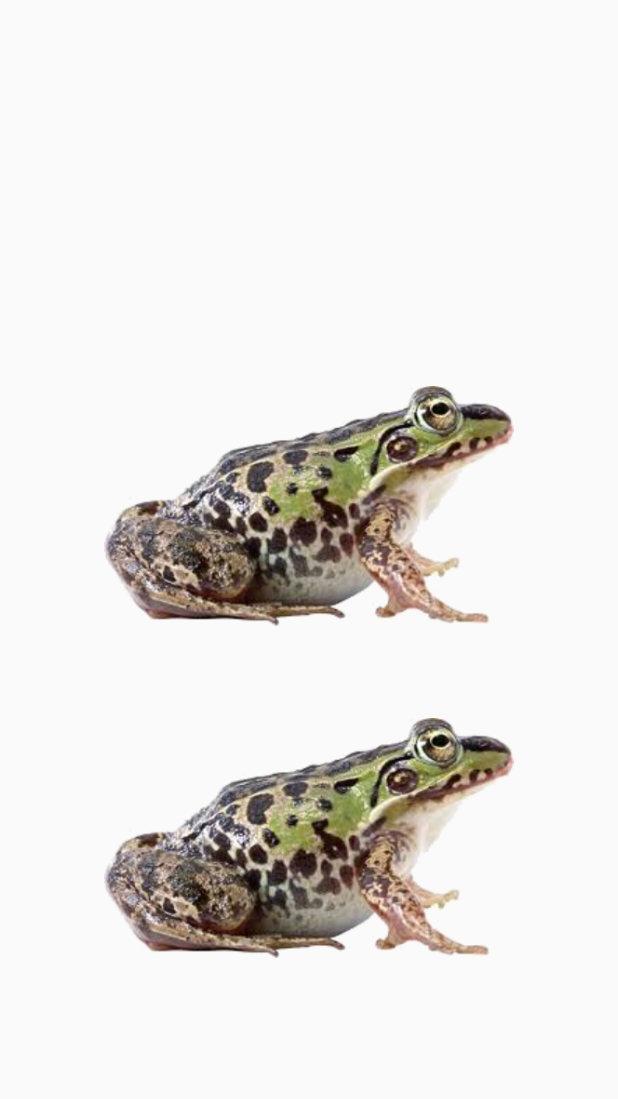
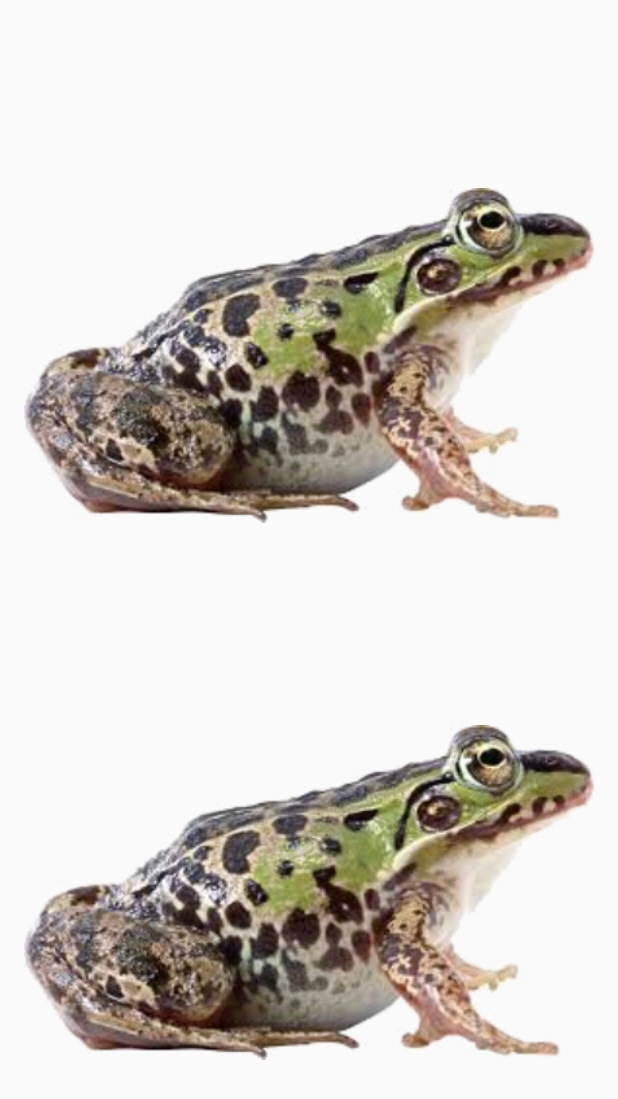
Before and after one commit to baocin/AnimalSounds, an Android app: the layout fragment_main.xml on its own in the app's theme, with its tools: preview values and no code run, on a phone screen of 412 x 824 dp. Shown: the top 1099 px of the screen. Run offline under Robolectric (Android 15) with nearby library versions, the phone set to English and light mode, and no system bars.

Commit message:
Text to speech for the question. On tap animal the corresponding animal sound is played

```diff
--- a/app/src/main/java/com/github/baocin/animalsounds/MainActivity.java
+++ b/app/src/main/java/com/github/baocin/animalsounds/MainActivity.java
@@ -41,10 +41,6 @@ public class MainActivity extends AppCompatActivity {
     public boolean onOptionsItemSelected(MenuItem item) {
         int id = item.getItemId();
 
-        //noinspection SimplifiableIfStatement
-//        if (id == R.id.action_settings) {
-//            return true;
-//        }
         if (id == R.id.refresh_button) {
             UI.restartActivity(this);
             return true;
--- a/app/src/main/res/layout-land/fragment_main.xml
+++ b/app/src/main/res/layout-land/fragment_main.xml
@@ -1,54 +1,25 @@
 <RelativeLayout xmlns:android="http://schemas.android.com/apk/res/android"
     xmlns:tools="http://schemas.android.com/tools"
-    android:layout_width="match_parent"
-    android:layout_height="match_parent"
-    android:paddingBottom="@dimen/activity_vertical_margin"
-    android:paddingLeft="@dimen/activity_horizontal_margin"
-    android:paddingRight="@dimen/activity_horizontal_margin"
-    android:paddingTop="@dimen/activity_vertical_margin"
-    tools:context="com.github.baocin.animalsounds.MainActivityFragment"
-    tools:showIn="@layout/content_main">
+    android:layout_width="fill_parent"
+    android:layout_height="fill_parent">
 
-    <GridLayout
-        android:layout_width="match_parent"
-        android:layout_height="match_parent"
-        android:columnCount="2"
-        android:rowCount="3"
-        android:layoutMode="opticalBounds"
-        android:rowOrderPreserved="false"
-        android:useDefaultMargins="false">
+    <LinearLayout
+        android:orientation="vertical"
+        android:layout_width="fill_parent"
+        android:layout_height="fill_parent"
+        android:gravity="center_vertical"
+        android:weightSum="0">
 
-        <TextView
-            android:layout_width="279dp"
-            android:layout_height="41dp"
-            android:textAppearance="?android:attr/textAppearanceLarge"
-            android:id="@+id/rightText"
-            android:layout_row="2"
-            android:layout_column="1"
-            android:textAlignment="center"
-            android:layout_alignParentBottom="true"
-            android:layout_alignLeft="@+id/rightImage"
-            android:layout_alignStart="@+id/rightImage"
-            android:layout_gravity="center" />
-
-        <ImageView
-            android:layout_width="250dp"
-            android:layout_height="190dp"
-            android:id="@+id/leftImage"
-            android:layout_row="1"
-            android:layout_column="0"
-            android:src="@drawable/frog_photo"
-            android:layout_alignParentTop="true"
-            android:layout_alignBottom="@+id/rightImage"
-            android:layout_alignRight="@+id/leftText"
-            android:layout_alignEnd="@+id/leftText"
-            android:textAlignment="center"
-            android:layout_gravity="center"
-            android:padding="5dp" />
+        <LinearLayout
+            android:orientation="horizontal"
+            android:layout_width="fill_parent"
+            android:layout_height="wrap_content"
+            android:layout_weight="1"
+            android:gravity="center">
 
             <TextView
                 android:layout_width="match_parent"
-            android:layout_height="41dp"
+                android:layout_height="wrap_content"
                 android:textAppearance="?android:attr/textAppearanceLarge"
                 android:id="@+id/questionText"
                 android:textAlignment="center"
@@ -57,34 +28,78 @@
                 android:layout_column="0"
                 android:layout_row="0"
                 android:layout_columnSpan="2"
-            android:layout_gravity="center" />
+                android:layout_alignParentLeft="true" />
+
+        </LinearLayout>
+
+        <LinearLayout
+            android:layout_height="wrap_content"
+            android:orientation="horizontal"
+            android:layout_width="fill_parent"
+            android:weightSum="2"
+            android:layout_weight="2">
+
+            <LinearLayout
+                android:orientation="horizontal"
+                android:layout_width="match_parent"
+                android:layout_height="match_parent"
+                android:layout_weight="1"
+                android:gravity="center">
 
                 <ImageView
-            android:layout_width="250dp"
-            android:layout_height="190dp"
+                    android:layout_width="250dip"
+                    android:layout_height="190dip"
+                    android:layout_weight="1"
+                    android:id="@+id/leftImage"
+                    android:src="@drawable/frog_photo"
+                    android:padding="5dp"
+                    android:layout_below="@+id/questionText"/>
+            </LinearLayout>
+
+            <LinearLayout
+                android:orientation="horizontal"
+                android:layout_width="match_parent"
+                android:layout_height="match_parent"
+                android:layout_weight="1"
+                android:gravity="center">
+
+                <ImageView
+                    android:layout_width="250dip"
+                    android:layout_height="190dip"
+                    android:layout_weight="1"
                     android:id="@+id/rightImage"
-            android:layout_row="1"
                     android:src="@drawable/frog_photo"
-            android:layout_alignParentTop="true"
-            android:layout_alignParentRight="true"
-            android:layout_alignParentEnd="true"
-            android:layout_column="1"
-            android:textAlignment="center"
-            android:layout_gravity="center"
-            android:padding="5dp" />
+                    android:padding="5dp"
+                    android:layout_below="@+id/questionText" />
+            </LinearLayout>
+
+        </LinearLayout>
+
+        <LinearLayout
+            android:orientation="horizontal"
+            android:layout_width="match_parent"
+            android:layout_height="wrap_content"
+            android:layout_gravity="center_horizontal"
+            android:gravity="center_horizontal"
+            android:weightSum="2"
+            android:layout_weight="1">
 
             <TextView
-            android:layout_width="279dp"
-            android:layout_height="41dp"
                 android:textAppearance="?android:attr/textAppearanceLarge"
                 android:id="@+id/leftText"
-            android:layout_row="2"
                 android:textAlignment="center"
-            android:layout_alignParentBottom="true"
-            android:layout_alignParentLeft="true"
-            android:layout_alignParentStart="true"
-            android:layout_column="0"
-            android:layout_gravity="center" />
-    </GridLayout>
+                android:layout_weight="1"
+                android:layout_width="wrap_content"
+                android:layout_height="wrap_content" />
+
+            <TextView
+                android:textAppearance="?android:attr/textAppearanceLarge"
+                android:id="@+id/rightText"
+                android:textAlignment="center"
+                android:layout_weight="1"
+                android:layout_width="wrap_content"
+                android:layout_height="wrap_content" />
+        </LinearLayout>
+    </LinearLayout>
 
 </RelativeLayout>
--- a/app/src/main/res/layout/fragment_main.xml
+++ b/app/src/main/res/layout/fragment_main.xml
@@ -13,7 +13,7 @@
         android:orientation="vertical"
         android:layout_width="match_parent"
         android:layout_height="match_parent"
-        android:weightSum="1">
+        android:weightSum="0">
 
         <TextView
             android:layout_width="fill_parent"
@@ -27,7 +27,7 @@
             android:layout_centerHorizontal="true"
             android:autoText="false"
             android:singleLine="false"
-            android:layout_weight="0.60"
+            android:layout_weight="1"
             android:textIsSelectable="false"
             android:allowUndo="false" />
 
@@ -41,7 +41,8 @@
             android:layout_above="@+id/leftText"
             android:layout_alignParentRight="true"
             android:layout_alignParentEnd="false"
-            android:layout_gravity="center" />
+            android:layout_gravity="center"
+            android:layout_weight="2" />
 
         <TextView
             android:layout_width="fill_parent"
@@ -54,7 +55,8 @@
             android:layout_centerVertical="true"
             android:layout_alignParentRight="true"
             android:layout_alignParentEnd="true"
-            android:layout_marginBottom="20dp" />
+            android:layout_marginBottom="20dp"
+            android:layout_weight="1" />
 
         <ImageView
             android:layout_width="fill_parent"
@@ -67,7 +69,8 @@
             android:layout_alignParentStart="false"
             android:layout_below="@+id/leftText"
             android:layout_above="@+id/rightText"
-            android:layout_gravity="center" />
+            android:layout_gravity="center"
+            android:layout_weight="2" />
 
         <TextView
             android:layout_width="fill_parent"
@@ -79,7 +82,8 @@
             android:textAlignment="center"
             android:layout_alignParentBottom="true"
             android:layout_alignRight="@+id/rightImage"
-            android:layout_alignEnd="@+id/rightImage" />
+            android:layout_alignEnd="@+id/rightImage"
+            android:layout_weight="1" />
 
     </LinearLayout>
 </RelativeLayout>
--- /dev/null
+++ b/app/src/main/res/values/integers.xml
@@ -0,0 +1,4 @@
+<?xml version="1.0" encoding="utf-8"?>
+<resources>
+    <integer name="image_shake_half_duration">1000</integer>
+</resources>
```
Also changed, not shown: app/src/main/java/com/github/baocin/animalsounds/MainActivityFragment.java (+119 -31 lines), app/src/main/res/anim/image_shake.xml (added, +14 -0 lines), app/src/main/res/drawable/green_circle.png (added), app/src/main/res/drawable/red_circle.png (added). Lines whose indentation alone changed are shown as unchanged.
